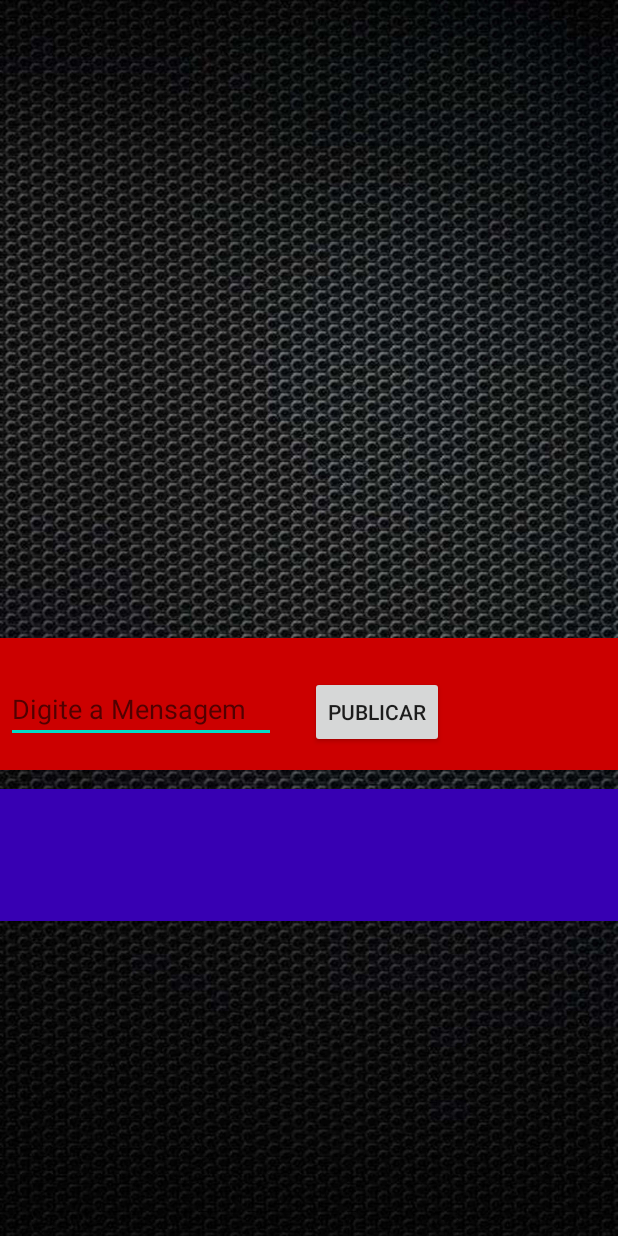
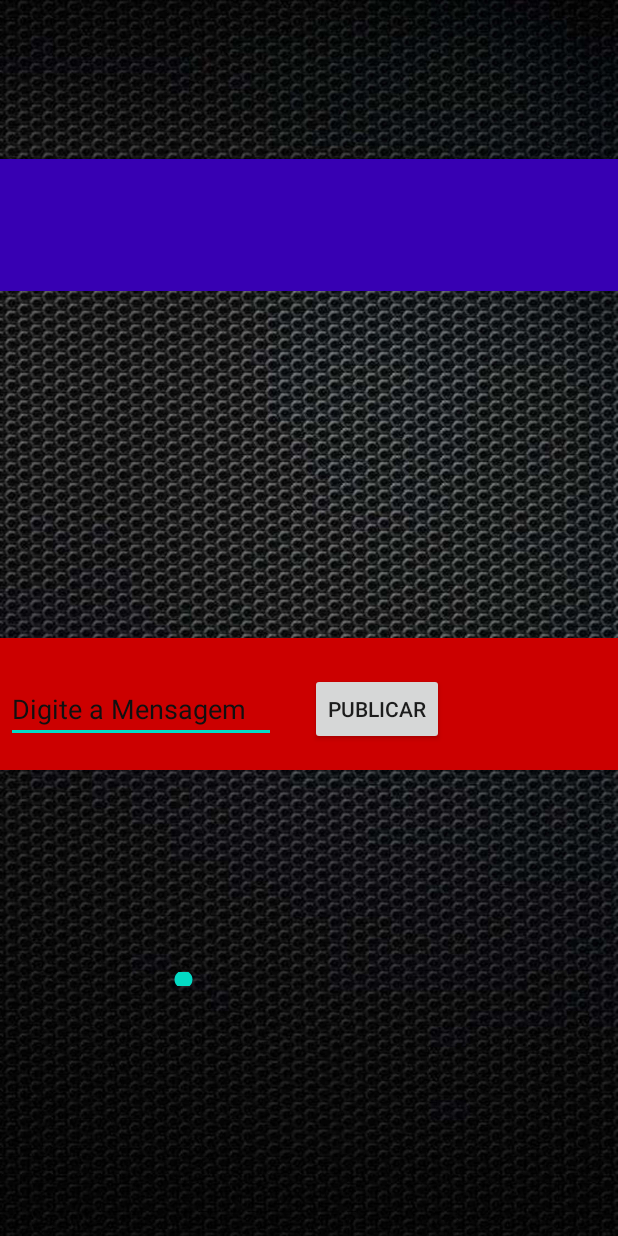
Before and after one commit to CHMEEletronics/TesteMQTTapp, an Android app: the layout activity_main.xml on its own in the app's theme, with its tools: preview values and no code run, on a phone screen of 412 x 824 dp. Run offline under Robolectric (Android 15) with nearby library versions, the phone set to English and light mode, and no system bars; Roboto replaces fonts that are not available here.

Commit message:
mudança layout

```diff
--- a/app/src/main/AndroidManifest.xml
+++ b/app/src/main/AndroidManifest.xml
@@ -13,7 +13,7 @@
         android:icon="@mipmap/gravata"
         android:label="@string/app_name"
         android:roundIcon="@mipmap/gravata_round"
-        android:supportsRtl="true"
+        android:supportsRtl="false"
         android:theme="@style/AppTheme">
         <activity android:name=".MainActivity">
             <intent-filter>
--- a/app/src/main/res/layout/activity_main.xml
+++ b/app/src/main/res/layout/activity_main.xml
@@ -20,9 +20,10 @@
 
         app:layout_constraintBottom_toBottomOf="parent"
         app:layout_constraintEnd_toEndOf="parent"
+        app:layout_constraintHorizontal_bias="0.0"
         app:layout_constraintStart_toStartOf="parent"
         app:layout_constraintTop_toTopOf="parent"
-        app:layout_constraintVertical_bias="0.715"
+        app:layout_constraintVertical_bias="0.144"
         app:srcCompat="?attr/actionModeSplitBackground" />
 
     <ImageView
@@ -43,11 +44,11 @@
         android:layout_height="wrap_content"
         android:onClick="pub"
         android:text="@string/publicar"
-        app:layout_constraintBottom_toBottomOf="parent"
+        app:layout_constraintBottom_toBottomOf="@+id/imageView2"
         app:layout_constraintEnd_toEndOf="parent"
         app:layout_constraintHorizontal_bias="0.641"
         app:layout_constraintStart_toStartOf="parent"
-        app:layout_constraintTop_toTopOf="parent"
+        app:layout_constraintTop_toTopOf="@+id/imageView2"
         app:layout_constraintVertical_bias="0.581" />
 
     <TextView
@@ -60,12 +61,12 @@
         android:textSize="18sp"
         android:typeface="normal"
         app:fontFamily="@font/aldrich"
-        app:layout_constraintBottom_toBottomOf="parent"
-        app:layout_constraintEnd_toEndOf="parent"
+        app:layout_constraintBottom_toBottomOf="@+id/imageView"
+        app:layout_constraintEnd_toEndOf="@+id/imageView"
         app:layout_constraintHorizontal_bias="0.038"
-        app:layout_constraintStart_toStartOf="parent"
-        app:layout_constraintTop_toTopOf="parent"
-        app:layout_constraintVertical_bias="0.702" />
+        app:layout_constraintStart_toStartOf="@+id/imageView"
+        app:layout_constraintTop_toTopOf="@+id/imageView"
+        app:layout_constraintVertical_bias="0.483" />
 
     <EditText
         android:id="@+id/textMessage"
@@ -78,11 +79,26 @@
         android:ems="10"
         android:hint="@string/enter_message"
         android:inputType="textPersonName"
-        android:textColor="#304FFE"
+        android:textColor="#000000"
+        android:textColorHighlight="#000000"
+        android:textColorHint="#101010"
+        android:textColorLink="#000000"
+        android:textCursorDrawable="@android:color/background_dark"
+        app:layout_constraintBottom_toBottomOf="@+id/imageView2"
+        app:layout_constraintEnd_toEndOf="parent"
+        app:layout_constraintLeft_toLeftOf="parent"
+        app:layout_constraintTop_toTopOf="@+id/imageView2"
+        app:layout_constraintVertical_bias="0.578" />
+
+    <SeekBar
+        android:id="@+id/seekBar"
+        android:layout_width="223dp"
+        android:layout_height="9dp"
         app:layout_constraintBottom_toBottomOf="parent"
         app:layout_constraintEnd_toEndOf="parent"
-        app:layout_constraintLeft_toLeftOf="parent"
-        app:layout_constraintTop_toTopOf="parent"
-        app:layout_constraintVertical_bias="0.578" />
+        app:layout_constraintHorizontal_bias="0.563"
+        app:layout_constraintStart_toStartOf="parent"
+        app:layout_constraintTop_toBottomOf="@+id/imageView2"
+        app:layout_constraintVertical_bias="0.446" />
 
 </android.support.constraint.ConstraintLayout>
```
